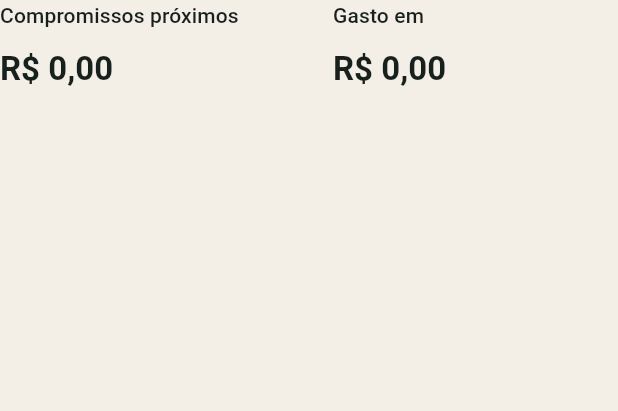
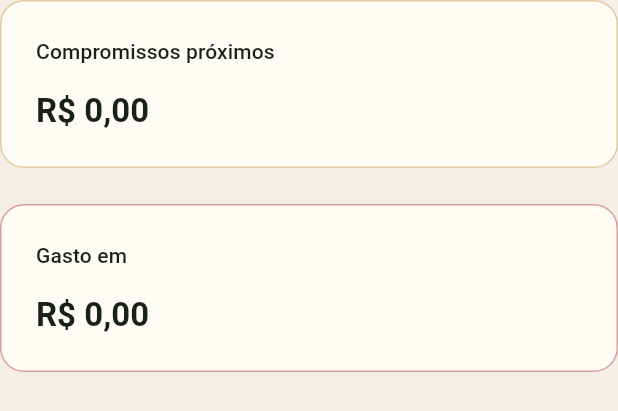
Before and after one commit to Ludsonfrancisco/finanpy, a Flutter app: the CommitmentsSummary widget shown alone on an empty page, opened directly with empty values, on a phone screen of 412 x 824 dp. Shown: the top 411 px of the screen. Run offline on Flutter 3.47's test engine with Material 3 defaults, Android fonts, the phone set to English and light mode, and no system bars; our stand-ins replace dio, drift, drift_flutter, file_picker, flutter_riverpod, flutter_secure_storage and 1 more; accounts and stored records are empty; generated files the repository leaves out were written again.

Commit message:
feat(mobile): align home with web dashboard

```diff
--- a/mobile/lib/features/home/presentation/widgets/commitments_summary.dart
+++ b/mobile/lib/features/home/presentation/widgets/commitments_summary.dart
@@ -1,7 +1,9 @@
 import 'package:flutter/material.dart';
 
 import '../../../../design_system/components/financial_amount.dart';
+import '../../../../design_system/lar_colors.dart';
 import '../../../../design_system/lar_spacing.dart';
+import 'home_financial_surface.dart';
 
 final class CommitmentsSummary extends StatelessWidget {
   const CommitmentsSummary({
@@ -21,21 +23,27 @@ final class CommitmentsSummary extends StatelessWidget {
   Widget build(BuildContext context) {
     final scale = MediaQuery.textScalerOf(context).scale(1);
     final commitment = _SummaryValue(
+      cardKey: const Key('home-commitment-card'),
+      accentColor: LarColors.champagne,
       label: 'Compromissos próximos',
       minorUnits: commitmentMinor,
       hidden: hidden,
     );
     final expense = _SummaryValue(
+      cardKey: const Key('home-expense-card'),
+      accentColor: LarColors.danger,
       label: 'Gasto em $monthLabel',
       minorUnits: monthExpenseMinor,
       hidden: hidden,
     );
-    if (scale >= 1.5) {
+    return LayoutBuilder(
+      builder: (context, constraints) {
+        if (scale >= 1.5 || constraints.maxWidth < 560) {
           return Column(
             crossAxisAlignment: CrossAxisAlignment.stretch,
             children: <Widget>[
               commitment,
-          const SizedBox(height: LarSpacing.xl),
+              const SizedBox(height: LarSpacing.lg),
               expense,
             ],
           );
@@ -44,30 +52,39 @@ final class CommitmentsSummary extends StatelessWidget {
           crossAxisAlignment: CrossAxisAlignment.start,
           children: <Widget>[
             Expanded(child: commitment),
-        const SizedBox(width: LarSpacing.xl),
+            const SizedBox(width: LarSpacing.lg),
             Expanded(child: expense),
           ],
+        );
+      },
     );
   }
 }
 
 final class _SummaryValue extends StatelessWidget {
   const _SummaryValue({
+    required this.cardKey,
+    required this.accentColor,
     required this.label,
     required this.minorUnits,
     required this.hidden,
   });
 
+  final Key cardKey;
+  final Color accentColor;
   final String label;
   final int? minorUnits;
   final bool hidden;
 
   @override
-  Widget build(BuildContext context) => Column(
+  Widget build(BuildContext context) => HomeFinancialSurface(
+    key: cardKey,
+    accentColor: accentColor,
+    child: Column(
       crossAxisAlignment: CrossAxisAlignment.start,
       children: <Widget>[
-      Text(label, style: Theme.of(context).textTheme.titleSmall),
-      const SizedBox(height: LarSpacing.sm),
+        Text(label, style: Theme.of(context).textTheme.labelLarge),
+        const SizedBox(height: LarSpacing.md),
         FinancialAmount(
           minorUnits: minorUnits,
           hidden: hidden,
@@ -77,5 +94,6 @@ final class _SummaryValue extends StatelessWidget {
           ),
         ),
       ],
+    ),
   );
 }
```
Also changed, not shown: mobile/lib/features/home/presentation/home_screen.dart (+71 -34 lines), mobile/lib/features/home/presentation/widgets/balance_header.dart (+18 -2 lines), mobile/lib/features/home/presentation/widgets/recent_transactions.dart (+10 -0 lines), 8 other files. Lines whose indentation alone changed are shown as unchanged.
